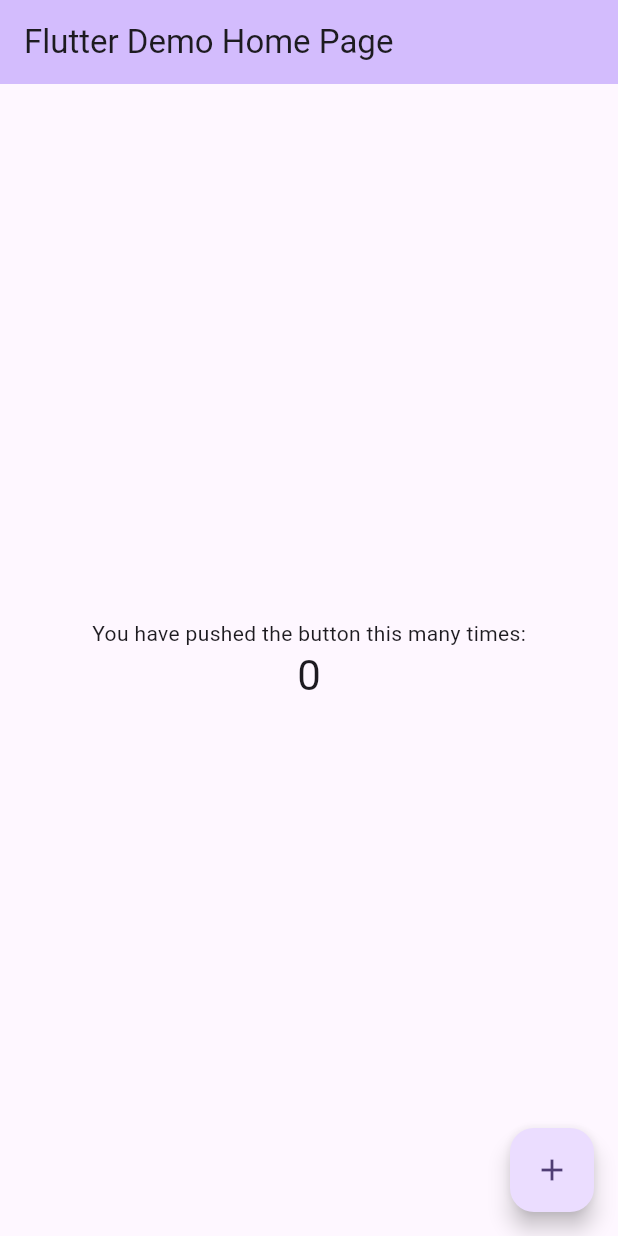
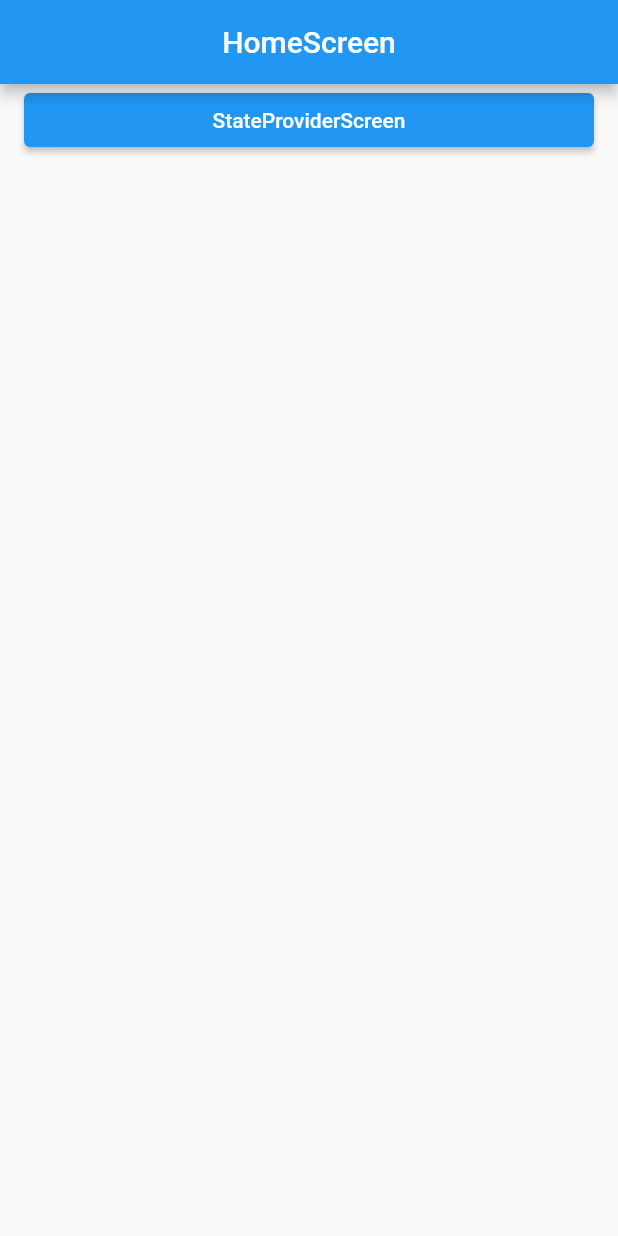
Before and after one commit to jaehee21232/riverpod_test, a Flutter app: the screen it shows after launch, on a phone screen of 412 x 824 dp. Run offline on Flutter 3.47's test engine with Material 2 defaults, Android fonts, the phone set to English and light mode, and no system bars; our stand-ins replace flutter_riverpod.

Commit message:
feat: 간단한 숫자 plus 예제

```diff
--- /dev/null
+++ b/lib/layout/default_layout.dart
@@ -0,0 +1,33 @@
+import 'package:flutter/material.dart';
+
+class DefaultLayout extends StatelessWidget {
+  final String title;
+  final Widget body;
+  final List<Widget>? actions;
+
+  const DefaultLayout({
+    super.key,
+    required this.title,
+    required this.body,
+    this.actions,
+  });
+
+  @override
+  Widget build(BuildContext context) {
+    return Scaffold(
+      appBar: AppBar(
+        title: Text(
+          title,
+        ),
+        centerTitle: true,
+        actions: actions,
+      ),
+      body: Padding(
+        padding: EdgeInsets.symmetric(
+          horizontal: 16.0,
+        ),
+        child: body,
+      ),
+    );
+  }
+}
--- a/lib/main.dart
+++ b/lib/main.dart
@@ -1,125 +1,13 @@
 import 'package:flutter/material.dart';
+import 'package:flutter_riverpod/flutter_riverpod.dart';
+import 'package:riverpod_test/screen/home_screen.dart';
 
 void main() {
-  runApp(const MyApp());
+  runApp(
+    ProviderScope(
+      child: MaterialApp(
+        home: HomeScreen(),
+      ),
+    ),
+  );
 }
-
-class MyApp extends StatelessWidget {
-  const MyApp({super.key});
-
-  // This widget is the root of your application.
-  @override
-  Widget build(BuildContext context) {
-    return MaterialApp(
-      title: 'Flutter Demo',
-      theme: ThemeData(
-        // This is the theme of your application.
-        //
-        // TRY THIS: Try running your application with "flutter run". You'll see
-        // the application has a blue toolbar. Then, without quitting the app,
-        // try changing the seedColor in the colorScheme below to Colors.green
-        // and then invoke "hot reload" (save your changes or press the "hot
-        // reload" button in a Flutter-supported IDE, or press "r" if you used
-        // the command line to start the app).
-        //
-        // Notice that the counter didn't reset back to zero; the application
-        // state is not lost during the reload. To reset the state, use hot
-        // restart instead.
-        //
-        // This works for code too, not just values: Most code changes can be
-        // tested with just a hot reload.
-        colorScheme: ColorScheme.fromSeed(seedColor: Colors.deepPurple),
-        useMaterial3: true,
-      ),
-      home: const MyHomePage(title: 'Flutter Demo Home Page'),
-    );
-  }
-}
-
-class MyHomePage extends StatefulWidget {
-  const MyHomePage({super.key, required this.title});
-
-  // This widget is the home page of your application. It is stateful, meaning
-  // that it has a State object (defined below) that contains fields that affect
-  // how it looks.
-
-  // This class is the configuration for the state. It holds the values (in this
-  // case the title) provided by the parent (in this case the App widget) and
-  // used by the build method of the State. Fields in a Widget subclass are
-  // always marked "final".
-
-  final String title;
-
-  @override
-  State<MyHomePage> createState() => _MyHomePageState();
-}
-
-class _MyHomePageState extends State<MyHomePage> {
-  int _counter = 0;
-
-  void _incrementCounter() {
-    setState(() {
-      // This call to setState tells the Flutter framework that something has
-      // changed in this State, which causes it to rerun the build method below
-      // so that the display can reflect the updated values. If we changed
-      // _counter without calling setState(), then the build method would not be
-      // called again, and so nothing would appear to happen.
-      _counter++;
-    });
-  }
-
-  @override
-  Widget build(BuildContext context) {
-    // This method is rerun every time setState is called, for instance as done
-    // by the _incrementCounter method above.
-    //
-    // The Flutter framework has been optimized to make rerunning build methods
-    // fast, so that you can just rebuild anything that needs updating rather
-    // than having to individually change instances of widgets.
-    return Scaffold(
-      appBar: AppBar(
-        // TRY THIS: Try changing the color here to a specific color (to
-        // Colors.amber, perhaps?) and trigger a hot reload to see the AppBar
-        // change color while the other colors stay the same.
-        backgroundColor: Theme.of(context).colorScheme.inversePrimary,
-        // Here we take the value from the MyHomePage object that was created by
-        // the App.build method, and use it to set our appbar title.
-        title: Text(widget.title),
-      ),
-      body: Center(
-        // Center is a layout widget. It takes a single child and positions it
-        // in the middle of the parent.
-        child: Column(
-          // Column is also a layout widget. It takes a list of children and
-          // arranges them vertically. By default, it sizes itself to fit its
-          // children horizontally, and tries to be as tall as its parent.
-          //
-          // Column has various properties to control how it sizes itself and
-          // how it positions its children. Here we use mainAxisAlignment to
-          // center the children vertically; the main axis here is the vertical
-          // axis because Columns are vertical (the cross axis would be
-          // horizontal).
-          //
-          // TRY THIS: Invoke "debug painting" (choose the "Toggle Debug Paint"
-          // action in the IDE, or press "p" in the console), to see the
-          // wireframe for each widget.
-          mainAxisAlignment: MainAxisAlignment.center,
-          children: <Widget>[
-            const Text(
-              'You have pushed the button this many times:',
-            ),
-            Text(
-              '$_counter',
-              style: Theme.of(context).textTheme.headlineMedium,
-            ),
-          ],
-        ),
-      ),
-      floatingActionButton: FloatingActionButton(
-        onPressed: _incrementCounter,
-        tooltip: 'Increment',
-        child: const Icon(Icons.add),
-      ), // This trailing comma makes auto-formatting nicer for build methods.
-    );
-  }
-}
--- /dev/null
+++ b/lib/riverpod/state_provider_screen.dart
@@ -0,0 +1,3 @@
+import 'package:flutter_riverpod/flutter_riverpod.dart';
+
+final numberProvider = StateProvider<int>((ref) => 0);
--- /dev/null
+++ b/lib/screen/home_screen.dart
@@ -0,0 +1,24 @@
+import 'package:flutter/material.dart';
+import 'package:riverpod_test/layout/default_layout.dart';
+import 'package:riverpod_test/screen/state_provider_screen.dart';
+
+class HomeScreen extends StatelessWidget {
+  const HomeScreen({super.key});
+
+  @override
+  Widget build(BuildContext context) {
+    return DefaultLayout(
+      title: "HomeScreen",
+      body: ListView(children: [
+        ElevatedButton(
+          onPressed: () {
+            Navigator.of(context).push(MaterialPageRoute(
+              builder: (context) => StateProviderScreen(),
+            ));
+          },
+          child: Text("StateProviderScreen"),
+        )
+      ]),
+    );
+  }
+}
```
Also changed, not shown: lib/screen/state_provider_screen.dart (added, +28 -0 lines).
